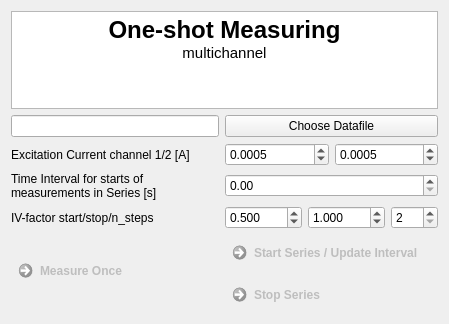
Above: configurations/OneShotMeasurement_multichannel.ui from Cryostat-GUI/Cryostat-GUI before the change. Below: the same form after it.
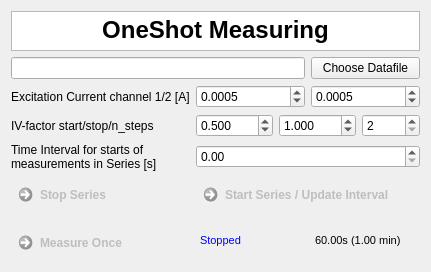
That is the form after the change.

Commit message: OneShot measuring GUI update

```diff
--- a/configurations/OneShotMeasurement_multichannel.ui
+++ b/configurations/OneShotMeasurement_multichannel.ui
@@ -6,15 +6,61 @@
    <rect>
     <x>0</x>
     <y>0</y>
-    <width>449</width>
-    <height>324</height>
+    <width>431</width>
+    <height>272</height>
    </rect>
   </property>
   <property name="windowTitle">
    <string>One Shot Measurement</string>
   </property>
-  <layout class="QGridLayout" name="gridLayout" columnstretch="1,0,0,0,0">
-   <item row="6" column="4">
+  <layout class="QGridLayout" name="gridLayout">
+   <item row="5" column="1" colspan="2">
+    <widget class="QDoubleSpinBox" name="dspinInterval_s">
+     <property name="maximum">
+      <double>20000.000000000000000</double>
+     </property>
+    </widget>
+   </item>
+   <item row="2" column="0">
+    <widget class="QLabel" name="label_5">
+     <property name="text">
+      <string>Excitation Current channel 1/2 [A]</string>
+     </property>
+    </widget>
+   </item>
+   <item row="8" column="0">
+    <widget class="QCommandLinkButton" name="commandMeasure">
+     <property name="enabled">
+      <bool>false</bool>
+     </property>
+     <property name="maximumSize">
+      <size>
+       <width>16777215</width>
+       <height>41</height>
+      </size>
+     </property>
+     <property name="text">
+      <string>Measure Once</string>
+     </property>
+     <property name="iconSize">
+      <size>
+       <width>20</width>
+       <height>20</height>
+      </size>
+     </property>
+     <property name="checkable">
+      <bool>false</bool>
+     </property>
+    </widget>
+   </item>
+   <item row="4" column="0">
+    <widget class="QLabel" name="label_2">
+     <property name="text">
+      <string>IV-factor start/stop/n_steps</string>
+     </property>
+    </widget>
+   </item>
+   <item row="4" column="1" colspan="2">
     <layout class="QGridLayout" name="gridLayout_2">
      <item row="0" column="2">
       <widget class="QSpinBox" name="spinIVsteps">
@@ -57,53 +103,28 @@
      </item>
     </layout>
    </item>
-   <item row="2" column="4">
-    <layout class="QGridLayout" name="gridLayout_3">
-     <item row="0" column="1">
-      <widget class="QDoubleSpinBox" name="dspinExcitationCurrent_2_A">
-       <property name="mouseTracking">
-        <bool>false</bool>
-       </property>
-       <property name="decimals">
-        <number>4</number>
-       </property>
-       <property name="minimum">
-        <double>-0.100000000000000</double>
-       </property>
-       <property name="maximum">
-        <double>0.100000000000000</double>
-       </property>
-       <property name="singleStep">
-        <double>0.001000000000000</double>
-       </property>
-       <property name="value">
-        <double>0.000500000000000</double>
-       </property>
-      </widget>
-     </item>
-     <item row="0" column="0">
-      <widget class="QDoubleSpinBox" name="dspinExcitationCurrent_1_A">
-       <property name="mouseTracking">
-        <bool>false</bool>
-       </property>
-       <property name="decimals">
-        <number>4</number>
-       </property>
-       <property name="minimum">
-        <double>-0.100000000000000</double>
-       </property>
-       <property name="maximum">
-        <double>0.100000000000000</double>
-       </property>
-       <property name="singleStep">
-        <double>0.001000000000000</double>
-       </property>
-       <property name="value">
-        <double>0.000500000000000</double>
-       </property>
-      </widget>
-     </item>
-    </layout>
+   <item row="0" column="0" colspan="3">
+    <widget class="QTextBrowser" name="textBrowser">
+     <property name="minimumSize">
+      <size>
+       <width>0</width>
+       <height>10</height>
+      </size>
+     </property>
+     <property name="maximumSize">
+      <size>
+       <width>16777215</width>
+       <height>40</height>
+      </size>
+     </property>
+     <property name="html">
+      <string>&lt;!DOCTYPE HTML PUBLIC &quot;-//W3C//DTD HTML 4.0//EN&quot; &quot;http://www.w3.org/TR/REC-html40/strict.dtd&quot;&gt;
+&lt;html&gt;&lt;head&gt;&lt;meta name=&quot;qrichtext&quot; content=&quot;1&quot; /&gt;&lt;style type=&quot;text/css&quot;&gt;
+p, li { white-space: pre-wrap; }
+&lt;/style&gt;&lt;/head&gt;&lt;body style=&quot; font-family:'MS Shell Dlg 2'; font-size:8.25pt; font-weight:400; font-style:normal;&quot;&gt;
+&lt;p align=&quot;center&quot; style=&quot; margin-top:0px; margin-bottom:0px; margin-left:0px; margin-right:0px; -qt-block-indent:0; text-indent:0px;&quot;&gt;&lt;span style=&quot; font-size:18pt; font-weight:600;&quot;&gt;OneShot Measuring&lt;/span&gt;&lt;/p&gt;&lt;/body&gt;&lt;/html&gt;</string>
+     </property>
+    </widget>
    </item>
    <item row="5" column="0">
     <widget class="QLabel" name="label">
@@ -113,91 +134,136 @@
      </property>
     </widget>
    </item>
-   <item row="7" column="4">
-    <widget class="QCommandLinkButton" name="commandStartSeries">
-     <property name="enabled">
-      <bool>false</bool>
-     </property>
-     <property name="text">
-      <string>Start Series / Update Interval</string>
-     </property>
-    </widget>
+   <item row="2" column="1" colspan="2">
+    <layout class="QGridLayout" name="gridLayout_3">
+     <item row="0" column="1">
+      <widget class="QDoubleSpinBox" name="dspinExcitationCurrent_2_A">
+       <property name="mouseTracking">
+        <bool>false</bool>
+       </property>
+       <property name="decimals">
+        <number>4</number>
+       </property>
+       <property name="minimum">
+        <double>-0.100000000000000</double>
+       </property>
+       <property name="maximum">
+        <double>0.100000000000000</double>
+       </property>
+       <property name="singleStep">
+        <double>0.001000000000000</double>
+       </property>
+       <property name="value">
+        <double>0.000500000000000</double>
+       </property>
+      </widget>
+     </item>
+     <item row="0" column="0">
+      <widget class="QDoubleSpinBox" name="dspinExcitationCurrent_1_A">
+       <property name="mouseTracking">
+        <bool>false</bool>
+       </property>
+       <property name="decimals">
+        <number>4</number>
+       </property>
+       <property name="minimum">
+        <double>-0.100000000000000</double>
+       </property>
+       <property name="maximum">
+        <double>0.100000000000000</double>
+       </property>
+       <property name="singleStep">
+        <double>0.001000000000000</double>
+       </property>
+       <property name="value">
+        <double>0.000500000000000</double>
+       </property>
+      </widget>
+     </item>
+    </layout>
    </item>
-   <item row="6" column="0">
-    <widget class="QLabel" name="label_2">
-     <property name="text">
-      <string>IV-factor start/stop/n_steps</string>
-     </property>
-    </widget>
-   </item>
-   <item row="8" column="4">
-    <widget class="QCommandLinkButton" name="commandStopSeries">
-     <property name="enabled">
-      <bool>false</bool>
-     </property>
-     <property name="text">
-      <string>Stop Series</string>
-     </property>
-    </widget>
-   </item>
-   <item row="1" column="4">
+   <item row="1" column="2">
     <widget class="QPushButton" name="pushChoose_Datafile">
      <property name="text">
       <string>Choose Datafile</string>
      </property>
     </widget>
    </item>
-   <item row="2" column="0">
-    <widget class="QLabel" name="label_5">
-     <property name="text">
-      <string>Excitation Current channel 1/2 [A]</string>
-     </property>
-    </widget>
-   </item>
-   <item row="7" column="0" rowspan="2">
-    <widget class="QCommandLinkButton" name="commandMeasure">
-     <property name="enabled">
-      <bool>false</bool>
-     </property>
-     <property name="maximumSize">
-      <size>
-       <width>16777215</width>
-       <height>41</height>
-      </size>
-     </property>
-     <property name="text">
-      <string>Measure Once</string>
-     </property>
-     <property name="iconSize">
-      <size>
-       <width>20</width>
-       <height>20</height>
-      </size>
-     </property>
-     <property name="checkable">
-      <bool>false</bool>
-     </property>
-    </widget>
-   </item>
-   <item row="1" column="0" colspan="4">
+   <item row="1" column="0" colspan="2">
     <widget class="QLineEdit" name="lineDatafileLocation"/>
    </item>
-   <item row="5" column="4">
-    <widget class="QDoubleSpinBox" name="dspinInterval_s">
-     <property name="maximum">
-      <double>20000.000000000000000</double>
+   <item row="7" column="0">
+    <widget class="QCommandLinkButton" name="commandStopSeries">
+     <property name="enabled">
+      <bool>false</bool>
      </property>
+     <property name="text">
+      <string>Stop Series</string>
+     </property>
     </widget>
    </item>
-   <item row="0" column="0" colspan="5">
-    <widget class="QTextBrowser" name="textBrowser">
+   <item row="7" column="1" colspan="2">
+    <widget class="QCommandLinkButton" name="commandStartSeries">
+     <property name="enabled">
+      <bool>false</bool>
+     </property>
+     <property name="text">
+      <string>Start Series / Update Interval</string>
+     </property>
+    </widget>
+   </item>
+   <item row="8" column="1">
+    <widget class="QTextBrowser" name="textrunning">
+     <property name="enabled">
+      <bool>false</bool>
+     </property>
+     <property name="maximumSize">
+      <size>
+       <width>16777215</width>
+       <height>25</height>
+      </size>
+     </property>
+     <property name="frameShape">
+      <enum>QFrame::NoFrame</enum>
+     </property>
+     <property name="frameShadow">
+      <enum>QFrame::Sunken</enum>
+     </property>
+     <property name="lineWidth">
+      <number>1</number>
+     </property>
+     <property name="midLineWidth">
+      <number>0</number>
+     </property>
      <property name="html">
       <string>&lt;!DOCTYPE HTML PUBLIC &quot;-//W3C//DTD HTML 4.0//EN&quot; &quot;http://www.w3.org/TR/REC-html40/strict.dtd&quot;&gt;
 &lt;html&gt;&lt;head&gt;&lt;meta name=&quot;qrichtext&quot; content=&quot;1&quot; /&gt;&lt;style type=&quot;text/css&quot;&gt;
 p, li { white-space: pre-wrap; }
 &lt;/style&gt;&lt;/head&gt;&lt;body style=&quot; font-family:'MS Shell Dlg 2'; font-size:8.25pt; font-weight:400; font-style:normal;&quot;&gt;
-&lt;p align=&quot;center&quot; style=&quot; margin-top:0px; margin-bottom:0px; margin-left:0px; margin-right:0px; -qt-block-indent:0; text-indent:0px;&quot;&gt;&lt;span style=&quot; font-size:18pt; font-weight:600;&quot;&gt;One-shot Measuring&lt;/span&gt;&lt;/p&gt;
-&lt;p align=&quot;center&quot; style=&quot; margin-top:0px; margin-bottom:0px; margin-left:0px; margin-right:0px; -qt-block-indent:0; text-indent:0px;&quot;&gt;&lt;span style=&quot; font-size:11pt;&quot;&gt;multichannel&lt;/span&gt;&lt;/p&gt;&lt;/body&gt;&lt;/html&gt;</string>
+&lt;p style=&quot; margin-top:0px; margin-bottom:0px; margin-left:0px; margin-right:0px; -qt-block-indent:0; text-indent:0px;&quot;&gt;&lt;span style=&quot; font-size:8pt; color:#0000ff;&quot;&gt;Stopped&lt;/span&gt;&lt;/p&gt;&lt;/body&gt;&lt;/html&gt;</string>
+     </property>
+    </widget>
+   </item>
+   <item row="8" column="2">
+    <widget class="QTextBrowser" name="textinterval">
+     <property name="enabled">
+      <bool>false</bool>
+     </property>
+     <property name="maximumSize">
+      <size>
+       <width>16777215</width>
+       <height>25</height>
+      </size>
+     </property>
+     <property name="frameShape">
+      <enum>QFrame::NoFrame</enum>
+     </property>
+     <property name="html">
+      <string>&lt;!DOCTYPE HTML PUBLIC &quot;-//W3C//DTD HTML 4.0//EN&quot; &quot;http://www.w3.org/TR/REC-html40/strict.dtd&quot;&gt;
+&lt;html&gt;&lt;head&gt;&lt;meta name=&quot;qrichtext&quot; content=&quot;1&quot; /&gt;&lt;style type=&quot;text/css&quot;&gt;
+p, li { white-space: pre-wrap; }
+&lt;/style&gt;&lt;/head&gt;&lt;body style=&quot; font-family:'MS Shell Dlg 2'; font-size:8.25pt; font-weight:400; font-style:normal;&quot;&gt;
+&lt;p style=&quot; margin-top:0px; margin-bottom:0px; margin-left:0px; margin-right:0px; -qt-block-indent:0; text-indent:0px;&quot;&gt;&lt;span style=&quot; font-size:8pt; color:#000000;&quot;&gt;60.00s (1.00 min)&lt;/span&gt;&lt;/p&gt;&lt;/body&gt;&lt;/html&gt;</string>
      </property>
     </widget>
    </item>
```
Left out of the diff: 4 changed lines with no effect on the pictures. The commit also changes 2 other files.
